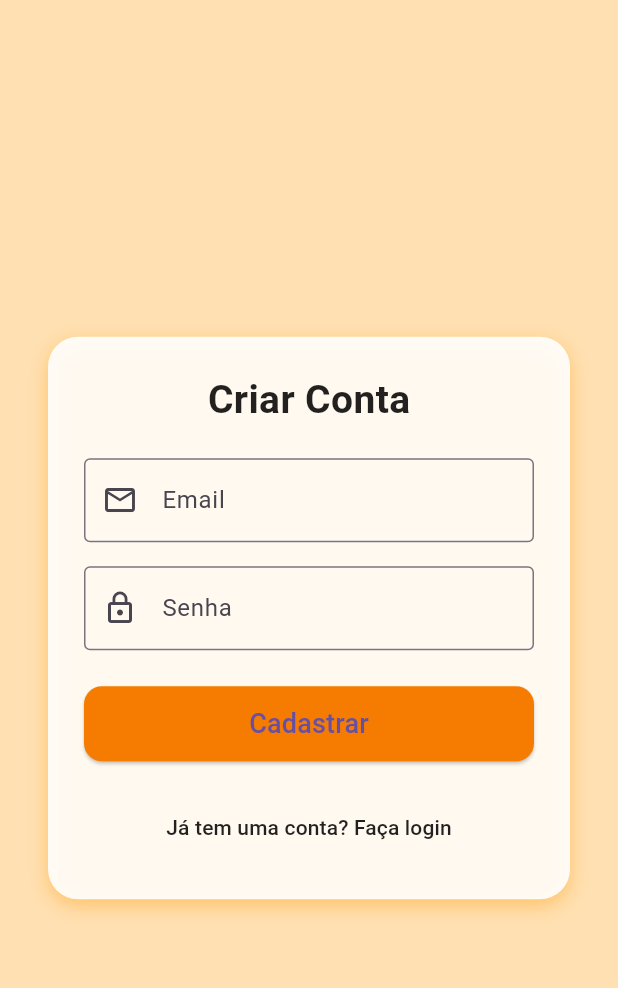
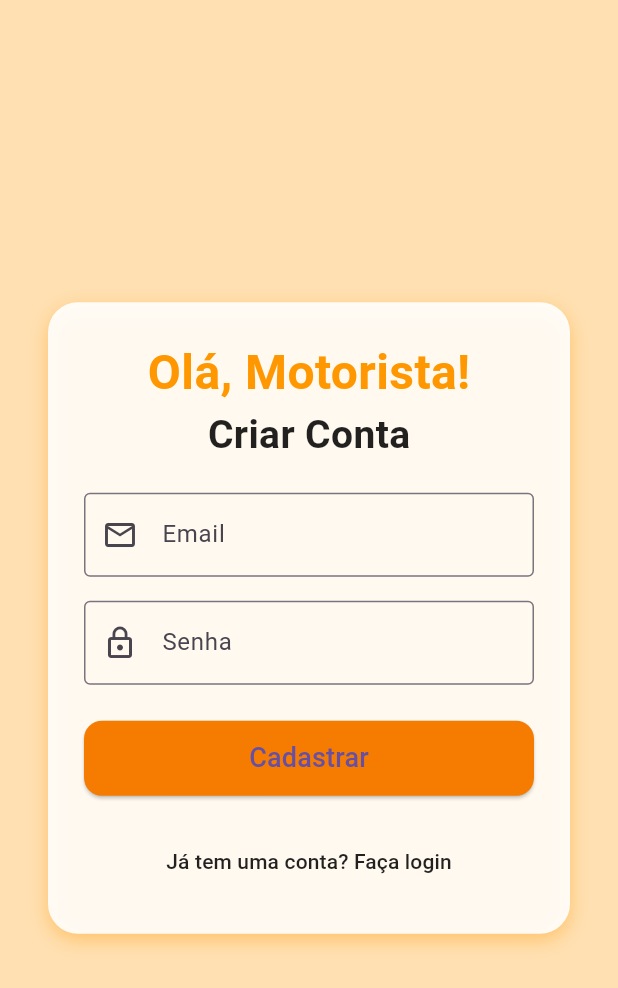
Before and after one commit to GLMCargas/glmcargas_supabase_flutter, a Flutter app: the SignupPage screen opened by its route, on a phone screen of 412 x 824 dp. Shown: the top 988 px of the screen. Run offline on Flutter 3.47's test engine with Material 3 defaults, Android fonts, the phone set to English and light mode, and no system bars; our stand-ins replace supabase_flutter; accounts and stored records are empty.

Commit message:
(luisa) - adiciona tituo teste a tela de cadastro

```diff
--- a/lib/screen/cadastro.dart
+++ b/lib/screen/cadastro.dart
@@ -69,6 +69,14 @@ class _SignupPageState extends State<SignupPage> {
               mainAxisAlignment: MainAxisAlignment.center,
               children: [
                 const Text(
+                  "Olá, Motorista!",
+                  style: TextStyle(
+                    color: Colors.orange,
+                    fontSize: 32,
+                    fontWeight: FontWeight.bold,
+                  ),
+                ),
+                const Text(
                   "Criar Conta",
                   style: TextStyle(
                     color: Colors.black87,
```
